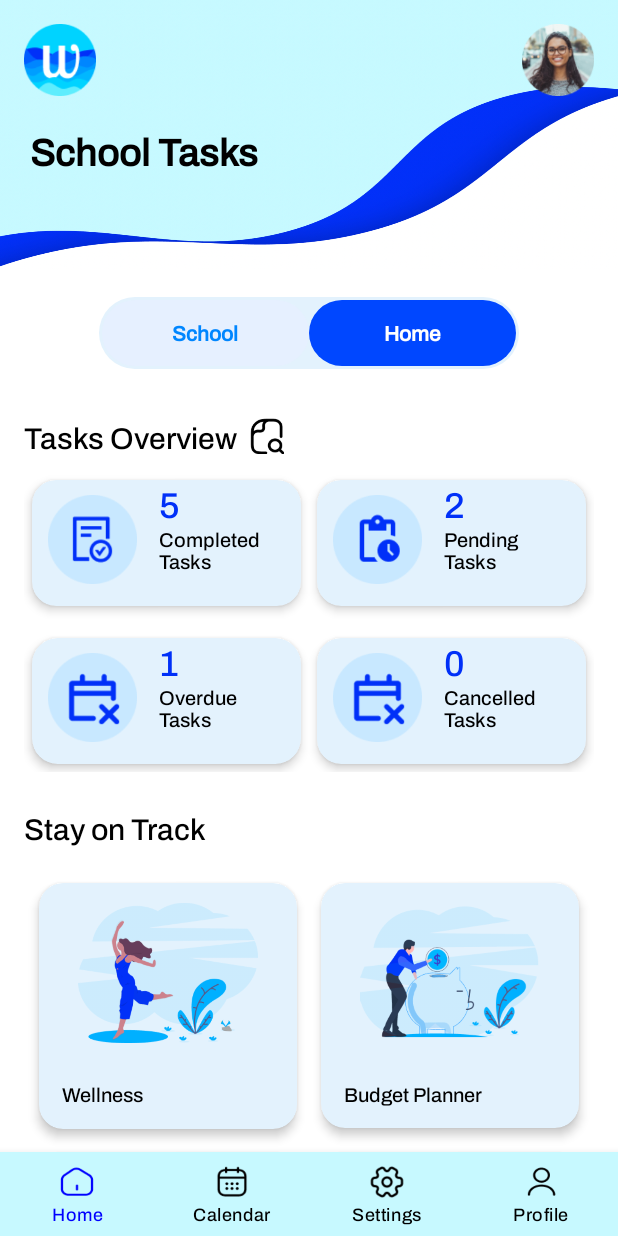
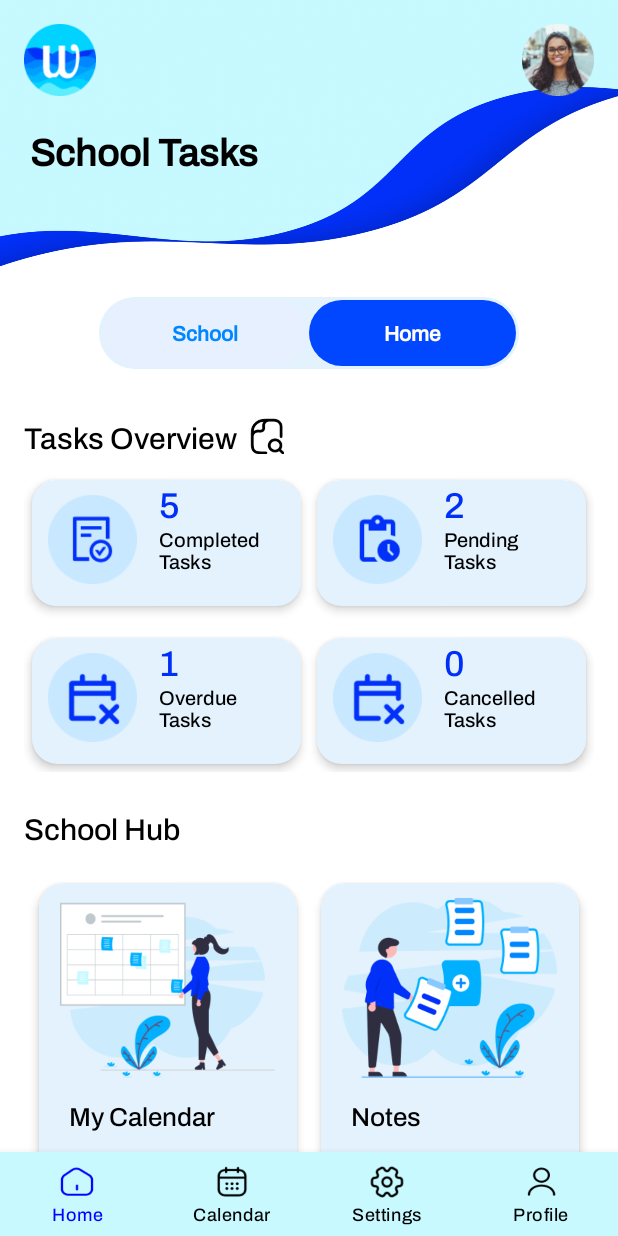
Before and after one commit to syro13/Wave_Frontend_Source_Code, an Android app: the layout activity_school_tasks.xml on its own in the app's theme, with its tools: preview values and no code run, on a phone screen of 412 x 824 dp. Run offline under Robolectric (Android 15) with nearby library versions, the phone set to English and light mode, and no system bars.

Commit message:
#57165 - Feature - Add School Hub section

```diff
--- a/app/src/main/res/layout/activity_school_tasks.xml
+++ b/app/src/main/res/layout/activity_school_tasks.xml
@@ -420,22 +420,19 @@
                             </LinearLayout>
                         </LinearLayout>
                     </androidx.cardview.widget.CardView>
-
                 </GridLayout>
-
-
 
                 <!-- Stay on Track Section -->
                 <TextView
                     android:id="@+id/stayOnTrackTitle"
                     android:layout_width="wrap_content"
                     android:layout_height="wrap_content"
-                    android:text="Stay on Track"
+                    android:text="School Hub"
                     android:textSize="20sp"
                     android:layout_marginTop="24dp"
                     android:textColor="@color/black" />
 
-                <!-- Grid for Stay on Track Shortcuts -->
+                <!-- Grid for School Hub Shortcuts -->
                 <GridLayout
                     android:id="@+id/stayOnTrackGrid"
                     android:layout_width="match_parent"
@@ -446,7 +443,7 @@
                     android:paddingEnd="2dp"
                     android:layout_marginTop="16dp">
 
-                    <!-- Wellness Card -->
+                    <!-- My Calendar Card -->
                     <androidx.cardview.widget.CardView
                         android:layout_width="0dp"
                         android:layout_height="wrap_content"
@@ -455,6 +452,7 @@
                         app:cardCornerRadius="16dp"
                         app:cardElevation="4dp"
                         app:cardBackgroundColor="@color/light_blue"
+                        android:padding="15dp"
                         >
 
                         <LinearLayout
@@ -462,30 +460,31 @@
                             android:layout_height="wrap_content"
                             android:orientation="vertical"
                             android:gravity="center"
-                            android:paddingTop="10dp">
+                            android:padding="10dp">
 
                             <ImageView
-                                android:layout_width="120dp"
-                                android:layout_height="100dp"
-                                android:src="@drawable/ic_wellness"
-                                android:contentDescription="@string/wellness" />
+                                android:layout_width="150dp"
+                                android:layout_height="120dp"
+                                android:src="@drawable/ic_calendar_card"
+                                android:contentDescription="@string/my_calendar" />
 
                             <TextView
                                 android:layout_width="match_parent"
-                                android:layout_height="wrap_content"
-                                android:text="@string/wellness"
-                                android:textSize="13sp"
+                                android:layout_height="50dp"
+                                android:text="@string/my_calendar"
+                                android:textSize="17sp"
                                 android:textColor="@color/black"
                                 android:layout_marginTop="8dp"
-                                android:paddingStart="15dp"
-                                android:paddingEnd="15dp"
-                                android:paddingTop="14dp"
+                                android:paddingStart="10dp"
+                                android:paddingEnd="10dp"
+                                android:paddingTop="5dp"
+                                android:paddingBottom="5dp"
                                 android:gravity="start" />
 
                         </LinearLayout>
                     </androidx.cardview.widget.CardView>
 
-                    <!-- Budget Planner Card -->
+                    <!-- Notes Card -->
                     <androidx.cardview.widget.CardView
                         android:layout_width="0dp"
                         android:layout_height="wrap_content"
@@ -494,6 +493,7 @@
                         app:cardCornerRadius="16dp"
                         app:cardElevation="4dp"
                         app:cardBackgroundColor="@color/light_blue"
+                        android:padding="15dp"
                         >
 
                         <LinearLayout
@@ -501,106 +501,39 @@
                             android:layout_height="wrap_content"
                             android:orientation="vertical"
                             android:gravity="center"
-                            android:paddingTop="10dp">
+                            android:padding="10dp">
 
                             <ImageView
-                                android:layout_width="120dp"
-                                android:layout_height="100dp"
-                                android:src="@drawable/ic_budget"
-                                android:contentDescription="@string/Budget_Planner" />
+                                android:layout_width="150dp"
+                                android:layout_height="120dp"
+                                android:src="@drawable/ic_notes_card"
+                                android:contentDescription="@string/notes" />
 
                             <TextView
                                 android:layout_width="match_parent"
-                                android:layout_height="wrap_content"
-                                android:text="@string/Budget_Planner"
-                                android:textSize="13sp"
+                                android:layout_height="50dp"
+                                android:text="@string/notes"
+                                android:textSize="17sp"
                                 android:textColor="@color/black"
                                 android:layout_marginTop="8dp"
-                                android:paddingStart="15dp"
-                                android:paddingEnd="15dp"
-                                android:paddingTop="14dp"
-                                android:paddingBottom="14dp"
+                                android:paddingStart="10dp"
+                                android:paddingEnd="10dp"
+                                android:paddingTop="5dp"
+                                android:paddingBottom="5dp"
                                 android:gravity="start" />
                         </LinearLayout>
                     </androidx.cardview.widget.CardView>
+                </GridLayout>
 
-                    <androidx.cardview.widget.CardView
-                        android:layout_width="0dp"
-                        android:layout_height="wrap_content"
-                        android:layout_margin="8dp"
-                        android:layout_columnWeight="1"
-                        app:cardCornerRadius="16dp"
-                        app:cardElevation="4dp"
-                        app:cardBackgroundColor="@color/light_blue"
-                        >
-
-                        <LinearLayout
-                            android:layout_width="match_parent"
-                            android:layout_height="wrap_content"
-                            android:orientation="vertical"
-                            android:gravity="center"
-                            android:paddingTop="10dp">
-
-                            <ImageView
-                                android:layout_width="120dp"
-                                android:layout_height="100dp"
-                                android:src="@drawable/ic_school_tasks"
-                                android:contentDescription="@string/school_tasks" />
-
-                            <TextView
-                                android:layout_width="match_parent"
-                                android:layout_height="wrap_content"
-                                android:text="@string/school_tasks"
-                                android:textSize="13sp"
-                                android:textColor="@color/black"
-                                android:layout_marginTop="8dp"
-                                android:paddingStart="15dp"
-                                android:paddingEnd="15dp"
-                                android:paddingTop="14dp"
-                                android:paddingBottom="14dp"
-                                android:gravity="start" />
-                        </LinearLayout>
-                    </androidx.cardview.widget.CardView>
-
-                    <androidx.cardview.widget.CardView
-                        android:layout_width="0dp"
-                        android:layout_height="wrap_content"
-                        android:layout_margin="8dp"
-                        android:layout_columnWeight="1"
-                        app:cardCornerRadius="16dp"
-                        app:cardElevation="4dp"
-                        app:cardBackgroundColor="@color/light_blue"
-                        >
-
-                        <LinearLayout
-                            android:layout_width="match_parent"
-                            android:layout_height="wrap_content"
-                            android:orientation="vertical"
-                            android:gravity="center"
-                            android:paddingTop="10dp">
-
-                            <ImageView
-                                android:layout_width="120dp"
-                                android:layout_height="100dp"
-                                android:src="@drawable/ic_house_tasks"
-                                android:contentDescription="@string/house_tasks" />
-
-                            <TextView
-                                android:layout_width="match_parent"
-                                android:layout_height="wrap_content"
-                                android:text="@string/house_tasks"
-                                android:textSize="13sp"
-                                android:textColor="@color/black"
-                                android:layout_marginTop="8dp"
-                                android:paddingStart="15dp"
-                                android:paddingEnd="15dp"
-                                android:paddingTop="14dp"
-                                android:paddingBottom="14dp"
-                                android:gravity="start" />
-                        </LinearLayout>
-                    </androidx.cardview.widget.CardView>
-
-                </GridLayout>
+                <!-- Study Tips and Insights Section -->
+                <TextView
+                    android:id="@+id/StudyTipsAndInsightsTitle"
+                    android:layout_width="wrap_content"
+                    android:layout_height="wrap_content"
+                    android:text="@string/study_tips_amp_insights"
+                    android:textSize="20sp"
+                    android:layout_marginTop="24dp"
+                    android:textColor="@color/black" />
 
             </LinearLayout>
 
--- a/app/src/main/res/values/strings.xml
+++ b/app/src/main/res/values/strings.xml
@@ -31,4 +31,7 @@
     <string name="tasks_icon">tasks icon</string>
     <string name="tasks_completed_icon">tasks_completed_icon</string>
     <string name="tasks_pending_icon">tasks_pending_icon</string>
+    <string name="my_calendar">My Calendar</string>
+    <string name="notes">Notes\n</string>
+    <string name="study_tips_amp_insights"><![CDATA[Study Tips & Insights]]></string>
 </resources>
```
Also changed, not shown: app/src/main/res/drawable/ic_calendar_card.png (added), app/src/main/res/drawable/ic_notes_card.png (added).
